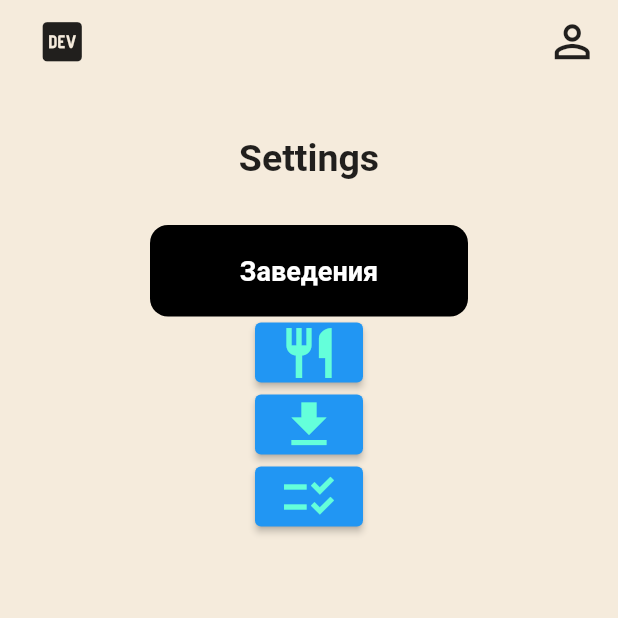
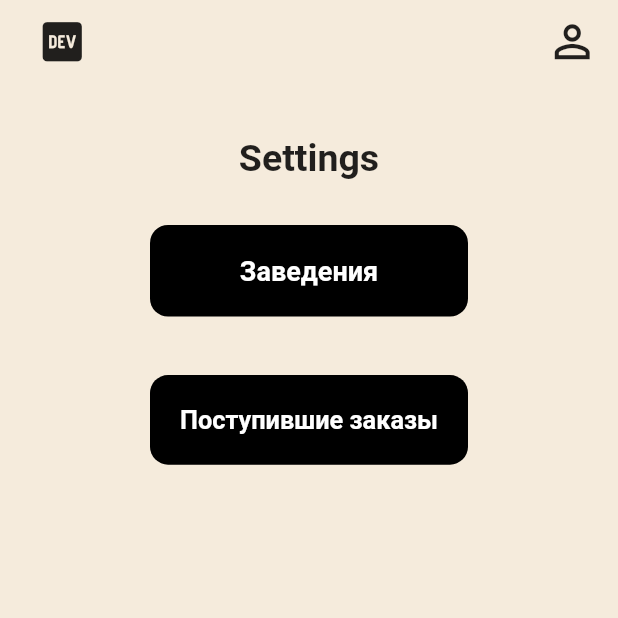
Before and after one commit to dimad2602/WaiterPlus-Flutter-App, a Flutter app: the MainScreen screen opened directly, on a phone screen of 412 x 824 dp, the top half of it. Run offline on Flutter 3.47's test engine with Material 2 defaults, Android fonts, the phone set to English and light mode, and no system bars; our stand-ins replace cached_network_image, cloud_firestore, firebase_auth, firebase_core, firebase_storage, flutter_svg and 6 more; missing offline and left inert: dart:ffi, easy_separator, qr_code_scanner; accounts and stored records are empty.

Commit message:
Фикс авторизации

```diff
--- a/lib/main.dart
+++ b/lib/main.dart
@@ -96,7 +96,7 @@ void main() async {
             Get.put(CartController());*/
             return SplashPage();
             // OLD
-           // return SplashScreen();
+            //return SplashScreen();
           },
           '/firerestaurant_page': (context) {
             //Get.put(FirebaseStorageService());
--- a/lib/pages/auth_page.dart
+++ b/lib/pages/auth_page.dart
@@ -1,6 +1,8 @@
 import 'package:firebase_auth/firebase_auth.dart';
 import 'package:flutter/material.dart';
 import 'package:flutter_project2/pages/home.dart';
+import 'package:flutter_project2/pages/restaurants/restaurant_fire_page.dart';
+import 'package:get/get.dart';
 
 import 'login/login_or_register_page.dart';
 import 'login/login_page.dart';
@@ -30,7 +32,7 @@ class AuthPage extends StatelessWidget {
             // работает
             //return MainScreen(context: context);
 
-            return RestaurantPage();
+            return RestaurantFirePage();//RestaurantPage();
           }
           //user is NOT logged in
           else {
--- a/lib/pages/login/login_page.dart
+++ b/lib/pages/login/login_page.dart
@@ -2,7 +2,9 @@ import 'dart:io';
 
 import 'package:firebase_auth/firebase_auth.dart';
 import 'package:flutter/material.dart';
+import 'package:flutter_project2/pages/restaurants/restaurant_fire_page.dart';
 import 'package:flutter_project2/util/AppColors.dart';
+import 'package:get/get.dart';
 import 'package:google_fonts/google_fonts.dart';
 
 import '../auth_page.dart';
@@ -10,6 +12,7 @@ import '../auth_page.dart';
 class LoginPage extends StatefulWidget {
   const LoginPage({Key? key}) : super(key: key);
 
+  static const String routeName = "/login_page";
   @override
   State<LoginPage> createState() => _LoginPageState();
 }
@@ -244,7 +247,8 @@ class _LoginPageState extends State<LoginPage> {
                     GestureDetector(
                       onTap: () {
                         //Navigator.pushNamed(context, '/');
-                        Navigator.pushNamed(context, '/restaurant_page');
+                        //Navigator.pushNamed(context, '/restaurant_page');
+                        Get.offNamed(RestaurantFirePage.routeName);
                       },
                       child: Padding(
                         padding: const EdgeInsets.symmetric(horizontal: 100.0),
--- a/lib/pages/main_screen.dart
+++ b/lib/pages/main_screen.dart
@@ -1,12 +1,14 @@
 import 'package:firebase_auth/firebase_auth.dart';
 import 'package:flutter/material.dart';
 import 'package:flutter_project2/pages/order/order_incoming.dart';
+import 'package:flutter_project2/pages/restaurants/restaurant_fire_page.dart';
 import 'package:get/get.dart';
 import 'package:google_fonts/google_fonts.dart';
 
 import '../controllers/order/incoming_order_controller.dart';
 import '../firebase_ref/loading_status.dart';
 import '../util/AppColors.dart';
+import '../util/constants.dart';
 
 class MainScreen extends StatefulWidget {
   MainScreen({Key? key, required this.context}) : super(key: key);
@@ -125,16 +127,17 @@ class _MainScreenState extends State<MainScreen> {
                     color: Colors.black87),
               )),
             ),
-            SizedBox(height: 30),
+            const SizedBox(height: 30),
             GestureDetector(
               onTap: () {
                 //Navigator.pushNamed(context, '/');
-                Navigator.pushNamed(context, '/restaurant_page');
+                //Navigator.pushNamed(context, '/restaurant_page');
+                Get.toNamed(RestaurantFirePage.routeName);
               },
               child: Padding(
                 padding: const EdgeInsets.symmetric(horizontal: 100.0),
                 child: Container(
-                  padding: EdgeInsets.all(20),
+                  padding: const EdgeInsets.all(20),
                   decoration: BoxDecoration(
                     color: Colors.black,
                     borderRadius: BorderRadius.circular(12),
@@ -197,7 +200,7 @@ class _MainScreenState extends State<MainScreen> {
             //       color: Colors.tealAccent,
             //       size: 40,
             //     )),
-            ElevatedButton(
+            /*ElevatedButton(
                 onPressed: () {
                   //Navigator.pushNamed(context, '/get_material_app');
                   //Navigator.pushNamed(context, '/splash_screen');
@@ -208,8 +211,9 @@ class _MainScreenState extends State<MainScreen> {
                   Icons.restaurant,
                   color: Colors.tealAccent,
                   size: 40,
-                )),
-            ElevatedButton(
+                )),*/
+            //ЗАГРУЗКА JSON
+           /* ElevatedButton(
                 onPressed: () {
                   Navigator.pushNamed(context, '/get_material_app');
                   //splash_screen
@@ -218,11 +222,11 @@ class _MainScreenState extends State<MainScreen> {
                   Icons.get_app,
                   color: Colors.tealAccent,
                   size: 40,
-                )),
+                )),*/
             /*if (_incomingOrderController.loadingStatus.value ==
                 LoadingStatus.loading)
               const CircularProgressIndicator(),*/
-            ElevatedButton(
+            /*ElevatedButton(
                 onPressed: () async {
                   IncomingOrderController _incomingOrderController = Get.find();
                   _incomingOrderController.setloadingStatusIsLoading();
@@ -234,8 +238,8 @@ class _MainScreenState extends State<MainScreen> {
                     const CircularProgressIndicator();
                   if (_incomingOrderController.loadingStatus.value == LoadingStatus.completed)
 
-                  /*await _incomingOrderController.getAllCategories(_incomingOrderController.allPapers[0]);
-                  print("allCategories.length := ${_incomingOrderController.allCategories.length}");*/
+                  *//*await _incomingOrderController.getAllCategories(_incomingOrderController.allPapers[0]);
+                  print("allCategories.length := ${_incomingOrderController.allCategories.length}");*//*
 
                   //TODO: вроде CircularProgressIndicator не работает, вообше нужно на страницу OrderIncoming его добавлять
                   if (_incomingOrderController.loadingStatus.value ==
@@ -249,7 +253,54 @@ class _MainScreenState extends State<MainScreen> {
                   Icons.checklist_rtl_outlined,
                   color: Colors.tealAccent,
                   size: 40,
-                )),
+                )),*/
+            SizedBox(height: Constants.height20*2,),
+            GestureDetector(
+              onTap: () async {
+                IncomingOrderController _incomingOrderController = Get.find();
+                _incomingOrderController.setloadingStatusIsLoading();
+                print(_incomingOrderController.loadingStatus.value);
+                //TODO: Нужно сделать тоже самое в корзине
+                await _incomingOrderController.getAllPapers();
+
+                if (_incomingOrderController.loadingStatus.value == LoadingStatus.loading)
+                  const CircularProgressIndicator();
+                if (_incomingOrderController.loadingStatus.value == LoadingStatus.completed)
+
+                  /*await _incomingOrderController.getAllCategories(_incomingOrderController.allPapers[0]);
+                  print("allCategories.length := ${_incomingOrderController.allCategories.length}");*/
+
+                  //TODO: вроде CircularProgressIndicator не работает, вообше нужно на страницу OrderIncoming его добавлять
+                  if (_incomingOrderController.loadingStatus.value ==
+                      LoadingStatus.loading) const CircularProgressIndicator();
+                print(_incomingOrderController.loadingStatus.value);
+                print("incomingOrderController.allPapers.length is = ${_incomingOrderController.allPapers.length}");
+
+                Get.toNamed(OrderIncoming.routeName);
+              },
+              child: Padding(
+                padding: const EdgeInsets.symmetric(horizontal: 100.0),
+                child: Container(
+                  padding: const EdgeInsets.all(20),
+                  decoration: BoxDecoration(
+                    color: Colors.black,
+                    borderRadius: BorderRadius.circular(12),
+                  ),
+                  child: const FittedBox(
+                    fit: BoxFit.scaleDown,
+                    alignment: Alignment.center,
+                    child: Text(
+                      'Поступившие заказы',
+                      style: TextStyle(
+                        color: Colors.white,
+                        fontWeight: FontWeight.bold,
+                        fontSize: 18,
+                      ),
+                    ),
+                  ),
+                ),
+              ),
+            ),
           ],
         ));
   }
--- a/lib/pages/user_page.dart
+++ b/lib/pages/user_page.dart
@@ -5,6 +5,7 @@ import 'package:flutter_project2/pages/order/order_history.dart';
 import 'package:get/get.dart';
 
 import '../util/AppColors.dart';
+import 'login/login_page.dart';
 import 'main_screen.dart';
 
 class UserPage extends StatefulWidget {
@@ -21,7 +22,9 @@ class _UserPageState extends State<UserPage> {
   // sign user out method
   void signUserOut() {
     FirebaseAuth.instance.signOut();
-    Navigator.pushNamed(widget.context, '/auth_page');
+    //TODO: Правильно все?
+    //Navigator.pushNamed(widget.context, '/auth_page');
+    Get.offNamed(LoginPage.routeName);
   }
 
   User? user = FirebaseAuth.instance.currentUser;
```
Also changed, not shown: lib/pages/splash/splash_new_page.dart (+16 -1 lines).
